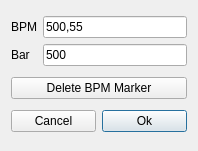
Above: src/gui/src/SongEditor/SongEditorPanelBpmWidget_UI.ui from hydrogen-music/hydrogen before the change. Below: the same form after it.
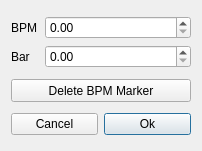
That is the form after the change. Custom widgets are drawn as their Qt base class.

Commit message: SongEditorPositionRuler: rework bpm widget and its handling

The edit to the form file:
```diff
--- a/src/gui/src/SongEditor/SongEditorPanelBpmWidget_UI.ui
+++ b/src/gui/src/SongEditor/SongEditorPanelBpmWidget_UI.ui
@@ -17,23 +17,23 @@
    <item>
     <layout class="QGridLayout" name="gridLayout">
      <item row="1" column="2">
-      <widget class="QLineEdit" name="lineEditBpm">
-       <property name="toolTip">
-        <string>Edit the bpm value for current beat</string>
-       </property>
-       <property name="text">
-        <string>500,55</string>
-       </property>
-      </widget>
+       <widget class="LCDSpinBox" name="bpmSpinBox">
+		 <property name="minimumSize">
+		   <size>
+			 <width>146</width>
+			 <height>23</height>
+		   </size>
+		 </property>
+       </widget>
      </item>
      <item row="2" column="2">
-      <widget class="QLineEdit" name="lineEditBeat">
-       <property name="toolTip">
-        <string>Edit beat in timeline</string>
-       </property>
-       <property name="text">
-        <string>500</string>
-       </property>
+      <widget class="LCDSpinBox" name="columnSpinBox">
+		 <property name="minimumSize">
+		   <size>
+			 <width>146</width>
+			 <height>23</height>
+		   </size>
+		 </property>
       </widget>
      </item>
      <item row="2" column="1">
@@ -57,6 +57,12 @@
      <property name="toolTip">
       <string>Delete this BPM Marker</string>
      </property>
+	 <property name="minimumSize">
+	   <size>
+		 <width>180</width>
+		 <height>23</height>
+	   </size>
+		 </property>
      <property name="text">
       <string>Delete BPM Marker</string>
      </property>
@@ -95,6 +101,20 @@
   <tabstop>CancelBtn</tabstop>
   <tabstop>okBtn</tabstop>
  </tabstops>
+ <customwidgets>
+  <customwidget>
+   <class>Button</class>
+   <extends>QPushButton</extends>
+   <header location="global">../src/Widgets/Button.h</header>
+   <container>1</container>
+  </customwidget>
+  <customwidget>
+   <class>LCDSpinBox</class>
+   <extends>QDoubleSpinBox</extends>
+   <header location="global">../src/Widgets/LCDSpinBox.h</header>
+   <container>1</container>
+  </customwidget>
+ </customwidgets>
  <resources/>
  <connections/>
 </ui>
```
Left out of the diff: 6 changed lines with no effect on the pictures. The commit also changes 16 other files.
